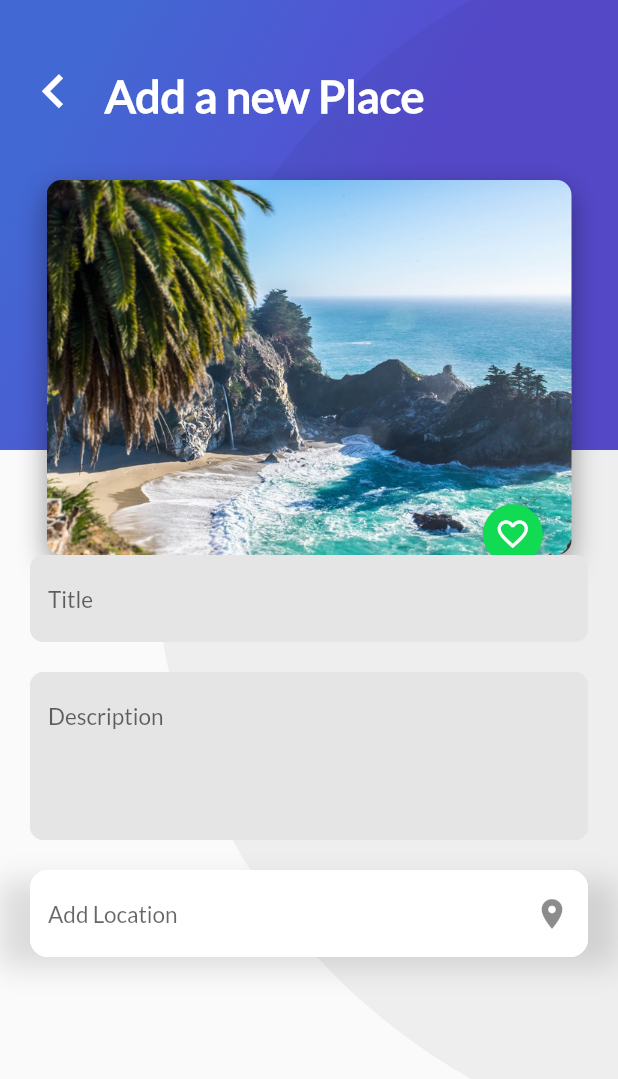
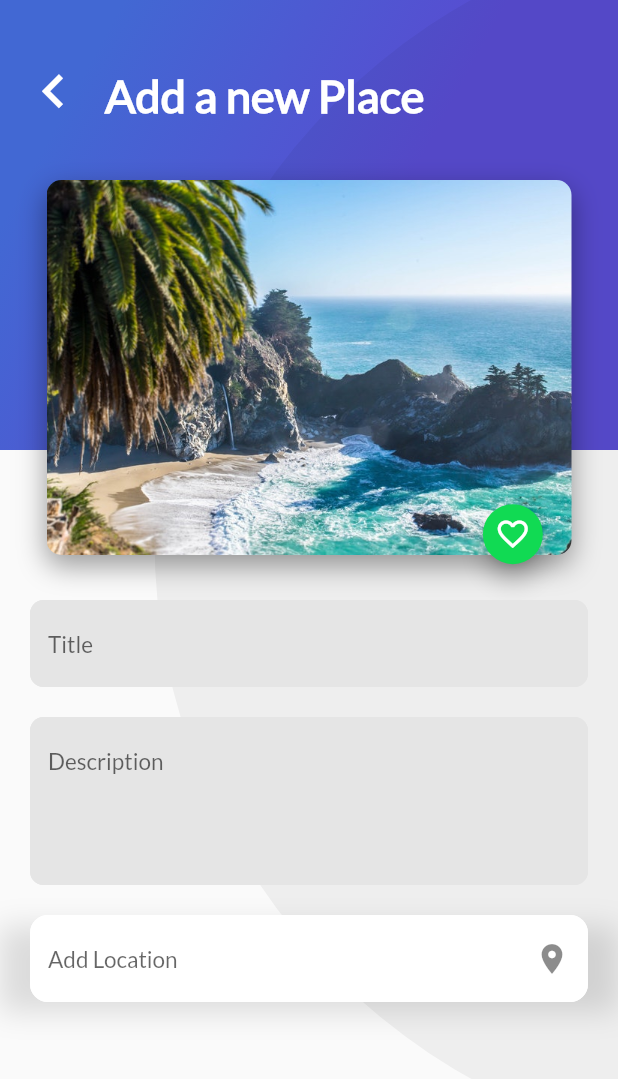
Before and after one commit to asolerp/PlatziFlutter, a Flutter app: the AddPlaceScreen screen opened directly, on a phone screen of 412 x 824 dp. Shown: the top 1079 px of the screen. Run offline on Flutter 3.47's test engine with Material 2 defaults, Android fonts, the phone set to English and light mode, and no system bars; our stand-ins replace cloud_firestore, firebase_auth, google_sign_in; missing offline and left inert: generic_bloc_provider; accounts and stored records are empty.

Commit message:
added page new place

```diff
--- a/lib/Place/ui/screens/add_place_screen.dart
+++ b/lib/Place/ui/screens/add_place_screen.dart
@@ -75,7 +75,7 @@ class _AddPlaceScreen extends State<AddPlaceScreen> {
                   )
                 ),
                 Container(
-                  margin: EdgeInsets.only(bottom: 20.0),
+                  margin: EdgeInsets.only(top: 30.0, bottom: 20.0),
                   child: TextInput(
                     hintText: "Title",
                     inputType: null,
```
